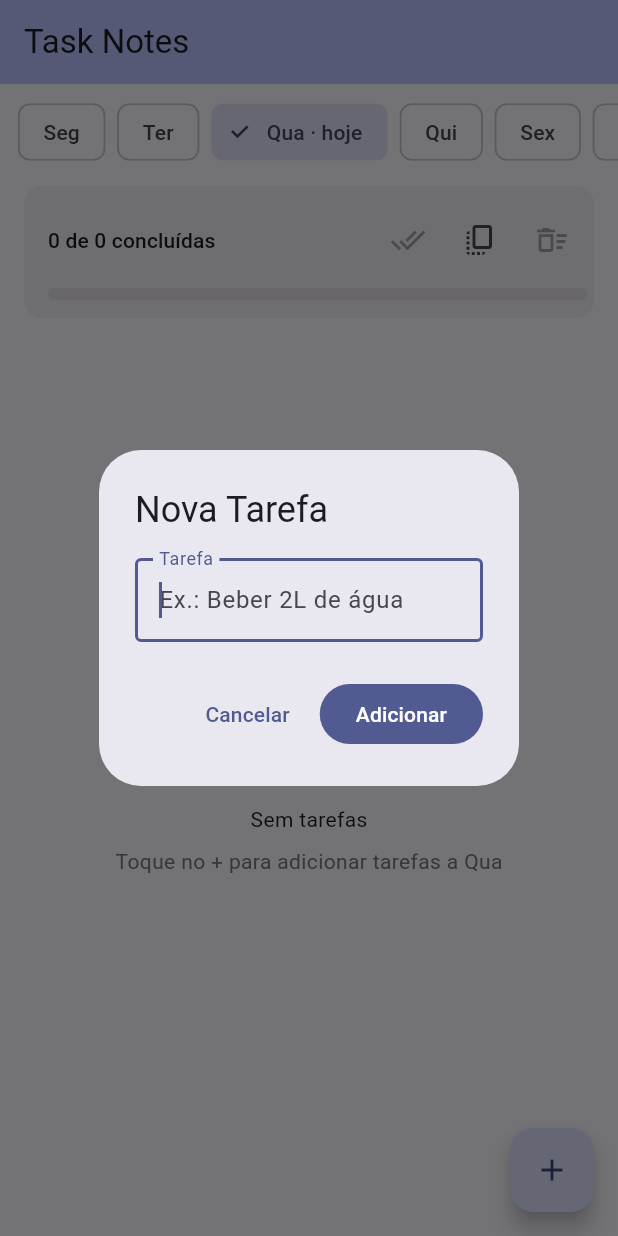
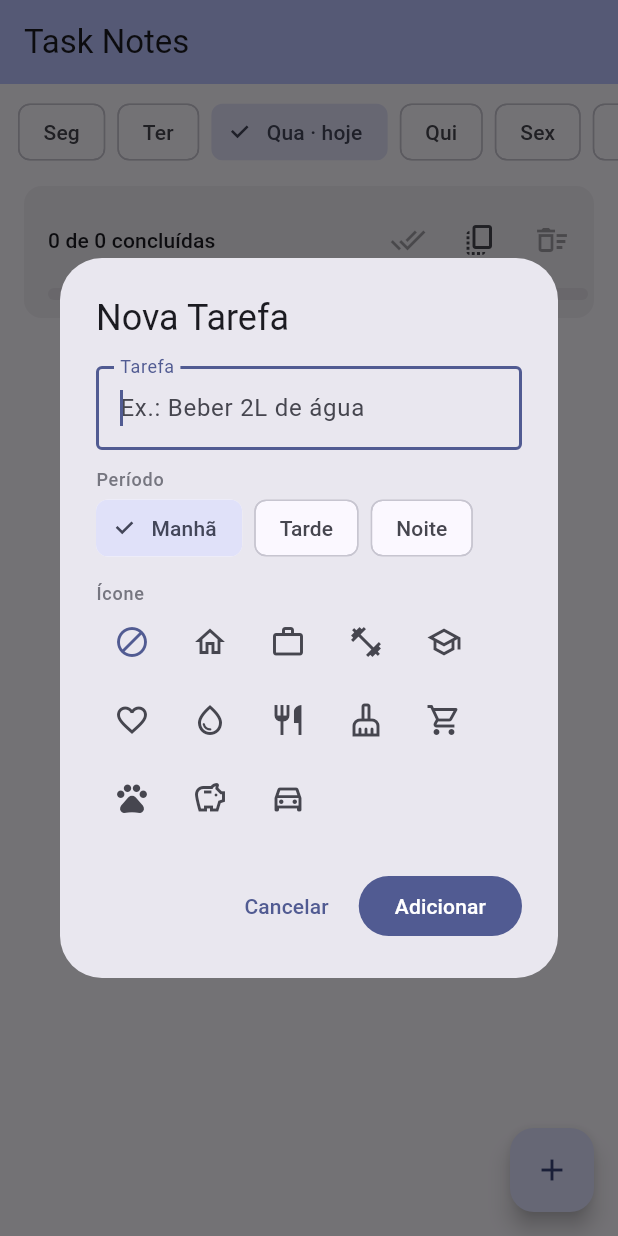
Before and after one commit to RedFoxStudio-dev/Task-Notes, a Flutter app: the screen it shows after launch, after a tap on the "add" icon, on a phone screen of 412 x 824 dp. Run offline on Flutter 3.47's test engine with Material 3 defaults, Android fonts, the light colour scheme and no system bars; our stand-ins replace google_fonts, shared_preferences.

Commit message:
fase 2: períodos, ícones e progresso do dia

```diff
--- a/lib/popups.dart
+++ b/lib/popups.dart
@@ -2,12 +2,133 @@ import 'package:flutter/material.dart';
 
 import 'models.dart';
 
-Future<String?> showAddTaskPopup(BuildContext context) {
-  return _showTaskInputPopup(
-    context,
-    dialogTitle: 'Nova Tarefa',
-    confirmLabel: 'Adicionar',
+/// Resultado do pop-up de criação/edição de tarefas.
+class TaskDraft {
+  final String title;
+  final int period;
+  final String? icon;
+
+  const TaskDraft({required this.title, required this.period, this.icon});
+}
+
+/// Pop-up para criar ou editar uma tarefa: título, período e ícone.
+Future<TaskDraft?> showTaskEditorPopup(
+  BuildContext context, {
+  Task? initial,
+}) {
+  return showDialog<TaskDraft>(
+    context: context,
+    builder: (context) => _TaskEditorDialog(initial: initial),
   );
+}
+
+class _TaskEditorDialog extends StatefulWidget {
+  const _TaskEditorDialog({this.initial});
+
+  final Task? initial;
+
+  @override
+  State<_TaskEditorDialog> createState() => _TaskEditorDialogState();
+}
+
+class _TaskEditorDialogState extends State<_TaskEditorDialog> {
+  late final TextEditingController _controller =
+      TextEditingController(text: widget.initial?.title ?? '');
+  late int _period = widget.initial?.period ?? 0;
+  late String? _icon = widget.initial?.icon;
+
+  @override
+  void dispose() {
+    _controller.dispose();
+    super.dispose();
+  }
+
+  void _submit() {
+    final title = _controller.text.trim();
+    if (title.isEmpty) return;
+    Navigator.of(context)
+        .pop(TaskDraft(title: title, period: _period, icon: _icon));
+  }
+
+  @override
+  Widget build(BuildContext context) {
+    final scheme = Theme.of(context).colorScheme;
+    final isNew = widget.initial == null;
+    return AlertDialog(
+      title: Text(isNew ? 'Nova Tarefa' : 'Editar Tarefa'),
+      content: SingleChildScrollView(
+        child: Column(
+          mainAxisSize: MainAxisSize.min,
+          crossAxisAlignment: CrossAxisAlignment.start,
+          children: [
+            TextField(
+              controller: _controller,
+              autofocus: true,
+              textCapitalization: TextCapitalization.sentences,
+              onSubmitted: (_) => _submit(),
+              decoration: const InputDecoration(
+                labelText: 'Tarefa',
+                hintText: 'Ex.: Beber 2L de água',
+                border: OutlineInputBorder(),
+              ),
+            ),
+            const SizedBox(height: 12),
+            Text('Período',
+                style: Theme.of(context)
+                    .textTheme
+                    .labelMedium
+                    ?.copyWith(color: scheme.outline)),
+            Wrap(
+              spacing: 8,
+              children: [
+                for (var period = 0; period < 3; period++)
+                  ChoiceChip(
+                    label: Text(kPeriodLabels[period]),
+                    selected: _period == period,
+                    onSelected: (_) => setState(() => _period = period),
+                  ),
+              ],
+            ),
+            const SizedBox(height: 12),
+            Text('Ícone',
+                style: Theme.of(context)
+                    .textTheme
+                    .labelMedium
+                    ?.copyWith(color: scheme.outline)),
+            Wrap(
+              spacing: 4,
+              runSpacing: 4,
+              children: [
+                IconButton(
+                  tooltip: 'Sem ícone',
+                  isSelected: _icon == null,
+                  icon: const Icon(Icons.block_outlined),
+                  onPressed: () => setState(() => _icon = null),
+                ),
+                for (final entry in kTaskIcons.entries)
+                  IconButton(
+                    tooltip: entry.key,
+                    isSelected: _icon == entry.key,
+                    icon: Icon(entry.value),
+                    onPressed: () => setState(() => _icon = entry.key),
+                  ),
+              ],
+            ),
+          ],
+        ),
+      ),
+      actions: [
+        TextButton(
+          onPressed: () => Navigator.of(context).pop(),
+          child: const Text('Cancelar'),
+        ),
+        FilledButton(
+          onPressed: _submit,
+          child: Text(isNew ? 'Adicionar' : 'Guardar'),
+        ),
+      ],
+    );
+  }
 }
 
 /// Escolha de cópia entre dias.
@@ -107,27 +228,18 @@ class _CopyDayDialogState extends State<_CopyDayDialog> {
   }
 }
 
-Future<String?> showEditTaskPopup(
-  BuildContext context, {
-  required String initialValue,
-}) {
-  return _showTaskInputPopup(
-    context,
-    dialogTitle: 'Editar Tarefa',
-    confirmLabel: 'Guardar',
-    initialValue: initialValue,
-  );
-}
-
-Future<bool?> showDeleteConfirmPopup(
+/// Confirmação de eliminação (tarefa, nota, arquivo...).
+Future<bool?> showConfirmPopup(
   BuildContext context, {
   required String title,
+  required String content,
+  String confirmLabel = 'Eliminar',
 }) {
   return showDialog<bool>(
     context: context,
     builder: (context) => AlertDialog(
-      title: const Text('Eliminar Tarefa'),
-      content: Text('Queres eliminar "$title"?'),
+      title: Text(title),
+      content: Text(content),
       actions: [
         TextButton(
           onPressed: () => Navigator.of(context).pop(false),
@@ -139,69 +251,28 @@ Future<bool?> showDeleteConfirmPopup(
             foregroundColor: Theme.of(context).colorScheme.onError,
           ),
           onPressed: () => Navigator.of(context).pop(true),
-          child: const Text('Eliminar'),
+          child: Text(confirmLabel),
         ),
       ],
     ),
   );
 }
 
-Future<bool?> showDeleteAllConfirmPopup(BuildContext context) {
-  return showDialog<bool>(
-    context: context,
-    builder: (context) => AlertDialog(
-      title: const Text('Eliminar Tudo'),
-      content: const Text('Queres eliminar todas as tarefas?'),
-      actions: [
-        TextButton(
-          onPressed: () => Navigator.of(context).pop(false),
-          child: const Text('Cancelar'),
-        ),
-        FilledButton(
-          style: FilledButton.styleFrom(
-            backgroundColor: Theme.of(context).colorScheme.error,
-            foregroundColor: Theme.of(context).colorScheme.onError,
-          ),
-          onPressed: () => Navigator.of(context).pop(true),
-          child: const Text('Eliminar'),
-        ),
-      ],
-    ),
+Future<bool?> showDeleteConfirmPopup(
+  BuildContext context, {
+  required String title,
+}) {
+  return showConfirmPopup(
+    context,
+    title: 'Eliminar Tarefa',
+    content: 'Queres eliminar "$title"?',
   );
 }
 
-Future<String?> _showTaskInputPopup(
-  BuildContext context, {
-  required String dialogTitle,
-  required String confirmLabel,
-  String initialValue = '',
-}) {
-  final controller = TextEditingController(text: initialValue);
-  return showDialog<String>(
-    context: context,
-    builder: (context) => AlertDialog(
-      title: Text(dialogTitle),
-      content: TextField(
-        controller: controller,
-        autofocus: true,
-        textCapitalization: TextCapitalization.sentences,
-        decoration: const InputDecoration(
-          labelText: 'Tarefa',
-          hintText: 'Ex.: Beber 2L de água',
-          border: OutlineInputBorder(),
-        ),
-        onSubmitted: (value) => Navigator.of(context).pop(value.trim()),
-      ),
-      actions: [
-        TextButton(
-          onPressed: () => Navigator.of(context).pop(),
-          child: const Text('Cancelar'),
-        ),
-        FilledButton(
-          onPressed: () => Navigator.of(context).pop(controller.text.trim()),
-          child: Text(confirmLabel),
-        ),
-      ],
-    ),
+Future<bool?> showDeleteAllConfirmPopup(BuildContext context) {
+  return showConfirmPopup(
+    context,
+    title: 'Eliminar Tudo',
+    content: 'Queres eliminar todas as tarefas?',
   );
 }
```
Also changed, not shown: lib/pages/routine.dart (+119 -28 lines), 1 other file.
